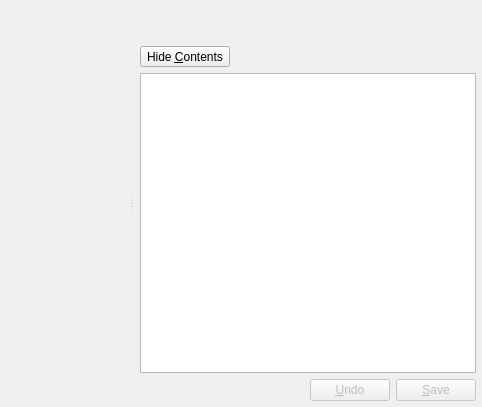
Qt form src/manager/walletwidget.ui (KDE/kwalletmanager) before a commit.
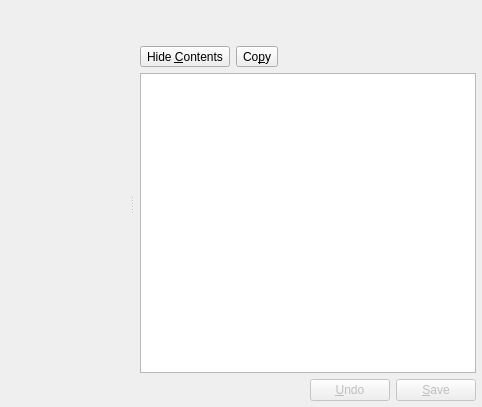
The same form after that commit. The open tabs and pages were chosen to show the change. Icons and pictures are not drawn. Custom widgets are drawn as their Qt base class.

Commit message:
kwalleteditor: add a Copy button next to the password
Before this change, the password page only had Show Contents and Hide
Contents. Copying a hidden password needed the context menu of the entry,
or Ctrl+C in the entry list.

The button copies the password with the password manager hint, like the
Copy action, so a clipboard manager does not keep it in its history.

Diff of the .ui file:
```diff
--- a/src/manager/walletwidget.ui
+++ b/src/manager/walletwidget.ui
@@ -169,6 +169,19 @@
                  </property>
                 </widget>
                </item>
+               <item>
+                <widget class="QToolButton" name="_copyShownContents">
+                 <property name="text">
+                  <string comment="@action:button Copy the password to the clipboard">Co&amp;py</string>
+                 </property>
+                 <property name="icon">
+                  <iconset theme="edit-copy"/>
+                 </property>
+                 <property name="toolButtonStyle">
+                  <enum>Qt::ToolButtonTextBesideIcon</enum>
+                 </property>
+                </widget>
+               </item>
                <item>
                 <spacer name="horizontalSpacer_5">
                  <property name="orientation">
```
Left out of the diff: 13 changed lines with no effect on the pictures. The commit also changes 2 other files.
